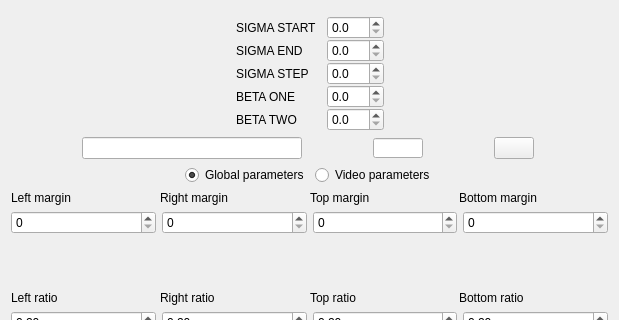
RaphCucul/Image-registration-GUI, file ui/frangi_detektor.ui: the form before one commit; both pictures show x 0 to 619 and y 0 to 320 of the 619 by 471 pixel window.
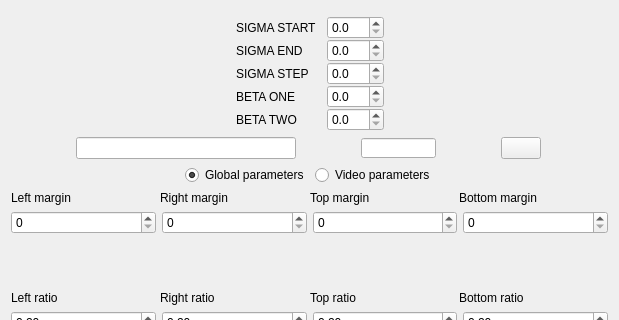
The form after the commit. Icons and pictures are not drawn.

The edit to the form file:
```diff
--- a/ui/frangi_detektor.ui
+++ b/ui/frangi_detektor.ui
@@ -138,7 +138,7 @@
     </layout>
    </item>
    <item>
-    <layout class="QHBoxLayout" name="HL_vyberVideaSnimku" stretch="1,1,1">
+    <layout class="QHBoxLayout" name="HL_vyberVideaSnimku" stretch="2,2,1">
      <property name="spacing">
       <number>0</number>
      </property>
@@ -177,13 +177,13 @@
        </property>
        <property name="minimumSize">
         <size>
-         <width>40</width>
+         <width>60</width>
          <height>0</height>
         </size>
        </property>
        <property name="maximumSize">
         <size>
-         <width>50</width>
+         <width>75</width>
          <height>20</height>
         </size>
        </property>
```
